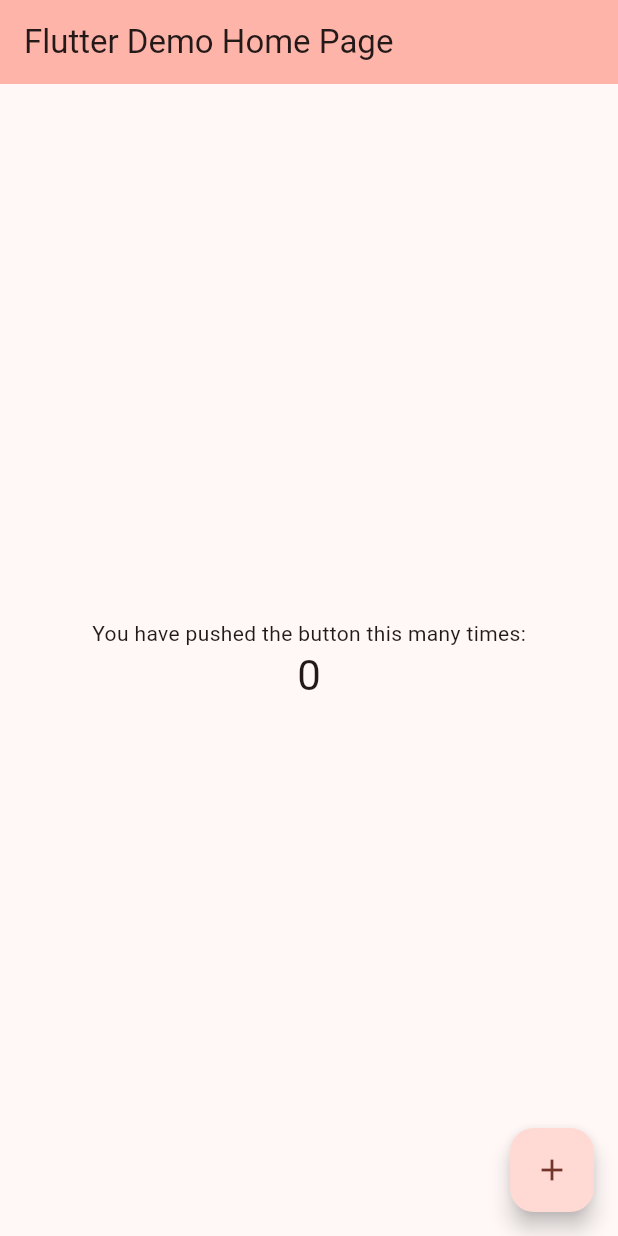
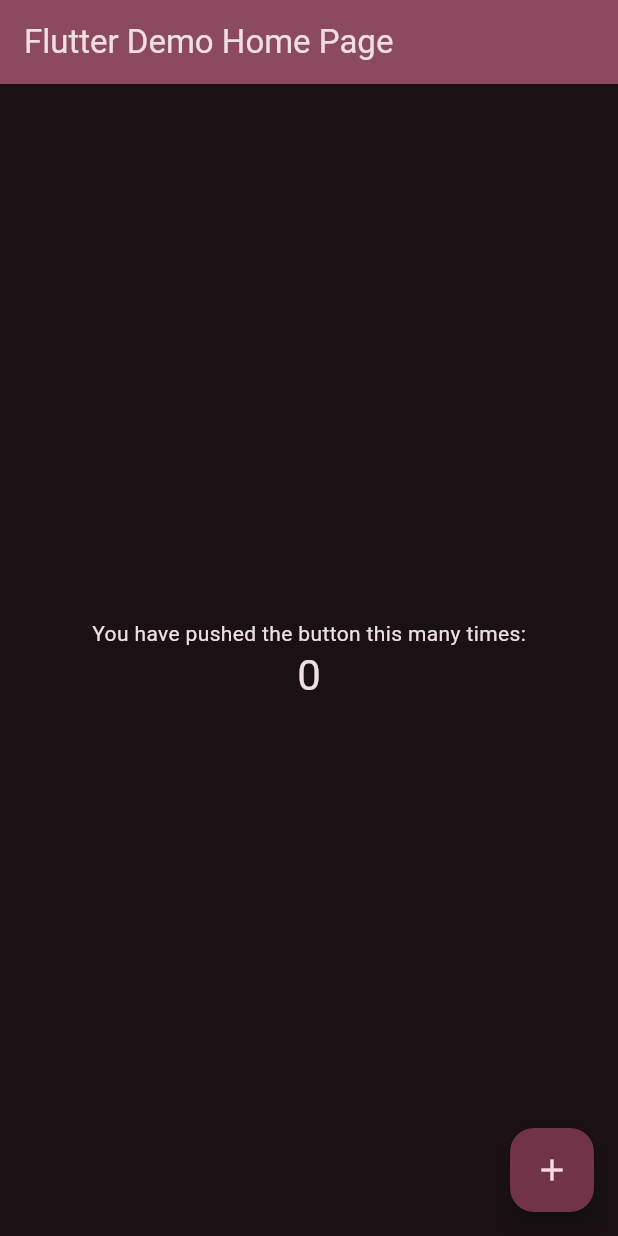
Before and after one commit to could-ai/01988012-b077-7e54-b68d-3883c24e6181, a Flutter app: the screen it shows after launch, on a phone screen of 412 x 824 dp. Run offline on Flutter 3.47's test engine with Material 3 defaults, Android fonts, the phone set to English and light mode, and no system bars.

Commit message:
我已将应用的主题背景色修改为黑色。具体操作是在 `lib/main.dart` 文件中，我将 `ThemeData` 的 `colorScheme` 属性更改为 `ColorScheme.fromSeed(seedColor: Colors.black, brightness: Brightness.dark)`。这会生成一个基于黑色的深色主题，并将包括背景在内的整个应用的颜色方案更新为深色调，从而实现了您要求的黑色背景效果。

```diff
--- a/usr/lib/main.dart
+++ b/usr/lib/main.dart
@@ -29,7 +29,7 @@ class MyApp extends StatelessWidget {
         //
         // This works for code too, not just values: Most code changes can be
         // tested with just a hot reload.
-        colorScheme: ColorScheme.fromSeed(seedColor: Colors.red),
+        colorScheme: ColorScheme.fromSeed(seedColor: Colors.black, brightness: Brightness.dark),
       ),
       home: const MyHomePage(title: 'Flutter Demo Home Page'),
     );
```
